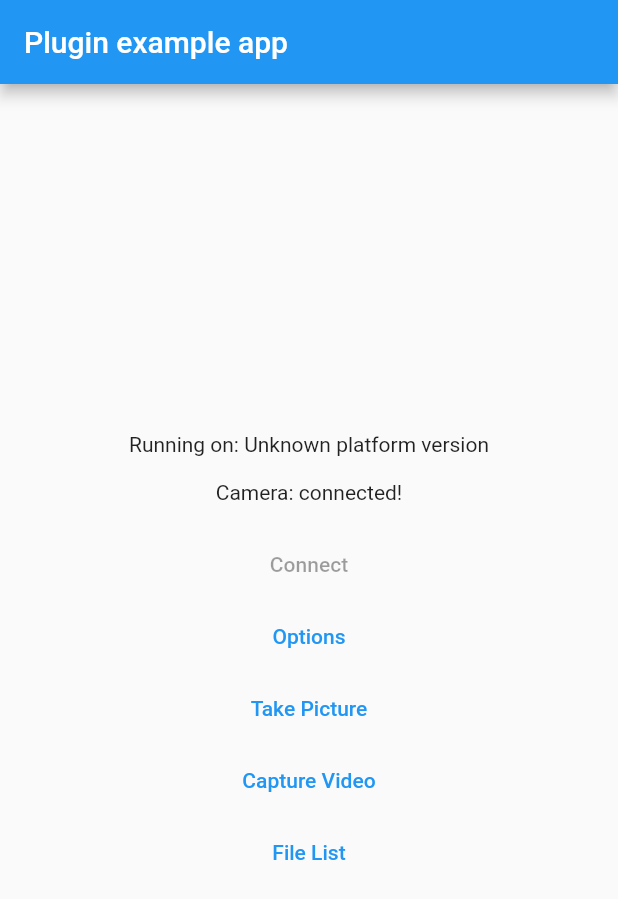
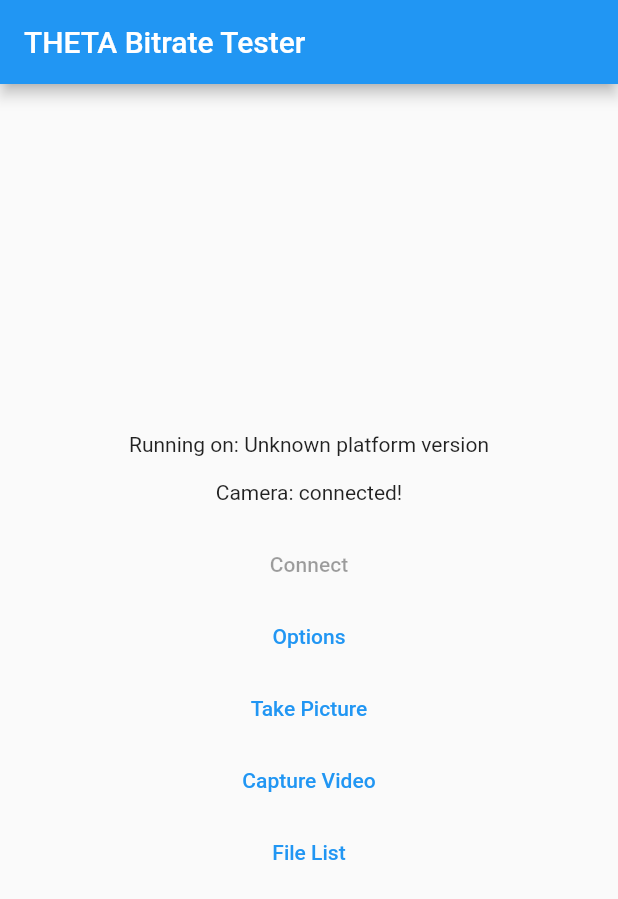
Before and after one commit to codetricity/theta_client_bitrate, a Flutter app: the screen it shows after launch, on a phone screen of 412 x 824 dp. Shown: the top 899 px of the screen. Run offline on Flutter 3.47's test engine with Material 2 defaults, Android fonts, the phone set to English and light mode, and no system bars; our stand-ins replace plugin_platform_interface, video_player.

Commit message:
changed title

```diff
--- a/lib/main.dart
+++ b/lib/main.dart
@@ -123,7 +123,7 @@
 
     return Scaffold(
         appBar: AppBar(
-          title: const Text('Plugin example app'),
+          title: const Text('THETA Bitrate Tester'),
         ),
         body: Center(
           child: Column(
```
